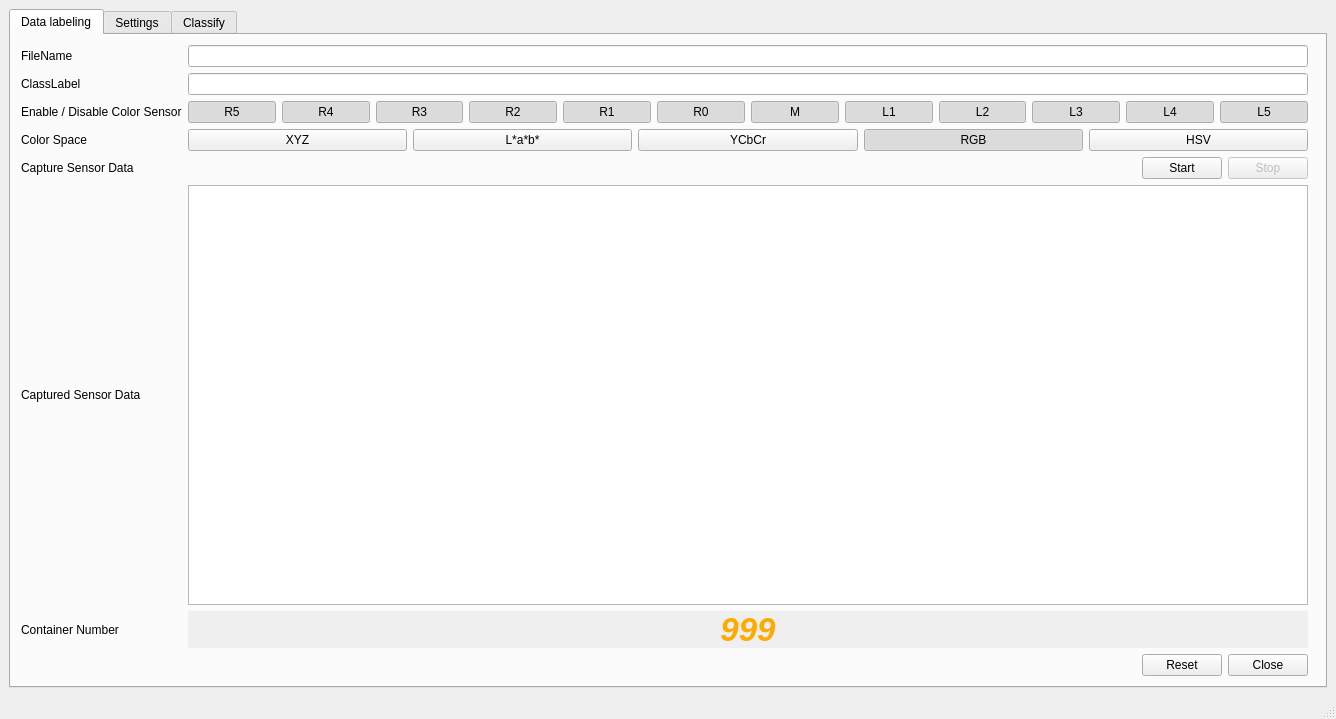
Qt form MLDataLabeler/Lable_Data_random_container.ui (herleraja/WiCoSens) before a commit.
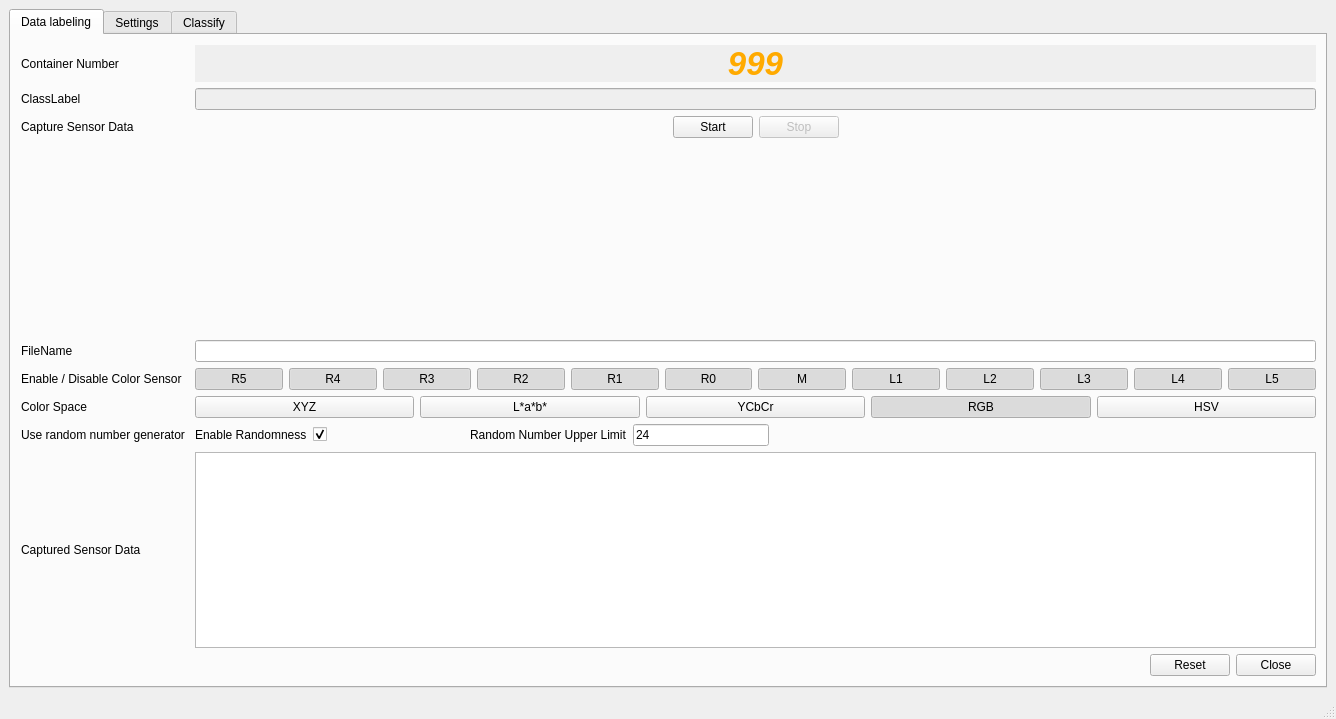
The same form after that commit. Icons and pictures are not drawn.

Commit message: Py Qt shortcut and randomness update

Patch:
```diff
--- a/MLDataLabeler/Lable_Data_random_container.ui
+++ b/MLDataLabeler/Lable_Data_random_container.ui
@@ -42,7 +42,7 @@
          <rect>
           <x>10</x>
           <y>10</y>
-          <width>1287</width>
+          <width>1295</width>
           <height>631</height>
          </rect>
         </property>
@@ -50,28 +50,14 @@
          <property name="sizeConstraint">
           <enum>QLayout::SetNoConstraint</enum>
          </property>
-         <item row="2" column="0">
+         <item row="7" column="0">
           <widget class="QLabel" name="sensorEnableDisableLabel">
            <property name="text">
             <string>Enable / Disable Color Sensor</string>
            </property>
           </widget>
          </item>
-         <item row="4" column="0">
-          <widget class="QLabel" name="captureLabel">
-           <property name="text">
-            <string>Capture Sensor Data</string>
-           </property>
-          </widget>
-         </item>
-         <item row="5" column="0">
-          <widget class="QLabel" name="sensorTextLabel">
-           <property name="text">
-            <string>Captured Sensor Data</string>
-           </property>
-          </widget>
-         </item>
-         <item row="2" column="1">
+         <item row="7" column="1">
           <layout class="QHBoxLayout" name="sensorButtonHorizontalLayout">
            <item>
             <widget class="QPushButton" name="colSensorButton1">
@@ -234,58 +220,7 @@
            </item>
           </layout>
          </item>
-         <item row="0" column="1">
-          <widget class="QLineEdit" name="fileNameLineEdit"/>
-         </item>
-         <item row="5" column="1">
-          <widget class="QTextEdit" name="sensorTextEdit">
-           <property name="undoRedoEnabled">
-            <bool>false</bool>
-           </property>
-           <property name="readOnly">
-            <bool>true</bool>
-           </property>
-          </widget>
-         </item>
-         <item row="9" column="1">
-          <layout class="QHBoxLayout" name="closeResetHLayout">
-           <item>
-            <spacer name="horizontalSpacer">
-             <property name="orientation">
-              <enum>Qt::Horizontal</enum>
-             </property>
-             <property name="sizeHint" stdset="0">
-              <size>
-               <width>40</width>
-               <height>20</height>
-              </size>
-             </property>
-            </spacer>
-           </item>
-           <item>
-            <widget class="QPushButton" name="resetBtn">
-             <property name="text">
-              <string>Reset</string>
-             </property>
-            </widget>
-           </item>
-           <item>
-            <widget class="QPushButton" name="closeBtn">
-             <property name="text">
-              <string>Close</string>
-             </property>
-            </widget>
-           </item>
-          </layout>
-         </item>
-         <item row="3" column="0">
-          <widget class="QLabel" name="colorSpaceLabel">
-           <property name="text">
-            <string>Color Space</string>
-           </property>
-          </widget>
-         </item>
-         <item row="3" column="1">
+         <item row="8" column="1">
           <layout class="QHBoxLayout" name="colorSpaceButtonsHorizontalLayout">
            <item>
             <widget class="QPushButton" name="colorSpaceXYZButton">
@@ -360,17 +295,72 @@
            </item>
           </layout>
          </item>
-         <item row="0" column="0">
-          <widget class="QLabel" name="fileNameLabel">
+         <item row="10" column="1">
+          <widget class="QTextEdit" name="sensorTextEdit">
+           <property name="undoRedoEnabled">
+            <bool>false</bool>
+           </property>
+           <property name="readOnly">
+            <bool>true</bool>
+           </property>
+          </widget>
+         </item>
+         <item row="10" column="0">
+          <widget class="QLabel" name="sensorTextLabel">
            <property name="text">
-            <string>FileName</string>
+            <string>Captured Sensor Data</string>
            </property>
           </widget>
          </item>
-         <item row="1" column="1">
+         <item row="14" column="1">
+          <layout class="QHBoxLayout" name="closeResetHLayout">
+           <item>
+            <spacer name="horizontalSpacer">
+             <property name="orientation">
+              <enum>Qt::Horizontal</enum>
+             </property>
+             <property name="sizeHint" stdset="0">
+              <size>
+               <width>40</width>
+               <height>20</height>
+              </size>
+             </property>
+            </spacer>
+           </item>
+           <item>
+            <widget class="QPushButton" name="resetBtn">
+             <property name="text">
+              <string>Reset</string>
+             </property>
+            </widget>
+           </item>
+           <item>
+            <widget class="QPushButton" name="closeBtn">
+             <property name="text">
+              <string>Close</string>
+             </property>
+            </widget>
+           </item>
+          </layout>
+         </item>
+         <item row="8" column="0">
+          <widget class="QLabel" name="colorSpaceLabel">
+           <property name="text">
+            <string>Color Space</string>
+           </property>
+          </widget>
+         </item>
+         <item row="2" column="1">
           <widget class="QLineEdit" name="classLabelLineEdit">
            <property name="enabled">
-            <bool>true</bool>
+            <bool>false</bool>
+           </property>
+          </widget>
+         </item>
+         <item row="2" column="0">
+          <widget class="QLabel" name="classLabelLabel">
+           <property name="text">
+            <string>ClassLabel</string>
            </property>
           </widget>
          </item>
@@ -415,23 +405,29 @@
              </property>
             </widget>
            </item>
+           <item>
+            <spacer name="horizontalSpacer_5">
+             <property name="orientation">
+              <enum>Qt::Horizontal</enum>
+             </property>
+             <property name="sizeHint" stdset="0">
+              <size>
+               <width>40</width>
+               <height>20</height>
+              </size>
+             </property>
+            </spacer>
+           </item>
           </layout>
          </item>
-         <item row="1" column="0">
-          <widget class="QLabel" name="classLabelLabel">
-           <property name="text">
-            <string>ClassLabel</string>
-           </property>
-          </widget>
-         </item>
          <item row="6" column="0">
-          <widget class="QLabel" name="containerNumberLabel">
+          <widget class="QLabel" name="fileNameLabel">
            <property name="text">
-            <string>Container Number</string>
+            <string>FileName</string>
            </property>
           </widget>
          </item>
-         <item row="6" column="1">
+         <item row="1" column="1">
           <widget class="QLabel" name="containerNumberLabelValueDisplay">
            <property name="enabled">
             <bool>true</bool>
@@ -495,6 +491,143 @@
            </property>
           </widget>
          </item>
+         <item row="1" column="0">
+          <widget class="QLabel" name="containerNumberLabel">
+           <property name="text">
+            <string>Container Number</string>
+           </property>
+          </widget>
+         </item>
+         <item row="6" column="1">
+          <widget class="QLineEdit" name="fileNameLineEdit"/>
+         </item>
+         <item row="4" column="0">
+          <widget class="QLabel" name="captureLabel">
+           <property name="text">
+            <string>Capture Sensor Data</string>
+           </property>
+          </widget>
+         </item>
+         <item row="5" column="1">
+          <spacer name="verticalSpacer">
+           <property name="orientation">
+            <enum>Qt::Vertical</enum>
+           </property>
+           <property name="sizeHint" stdset="0">
+            <size>
+             <width>20</width>
+             <height>40</height>
+            </size>
+           </property>
+          </spacer>
+         </item>
+         <item row="9" column="0">
+          <widget class="QLabel" name="randomNumberLabel">
+           <property name="text">
+            <string>Use random number generator </string>
+           </property>
+          </widget>
+         </item>
+         <item row="9" column="1">
+          <layout class="QHBoxLayout" name="randomNumberHorizontalLayout">
+           <item>
+            <widget class="QLabel" name="ranodmNumberEnableLabel">
+             <property name="text">
+              <string>Enable Randomness</string>
+             </property>
+            </widget>
+           </item>
+           <item>
+            <widget class="QCheckBox" name="randomNumberCheckBox">
+             <property name="text">
+              <string/>
+             </property>
+             <property name="checked">
+              <bool>true</bool>
+             </property>
+            </widget>
+           </item>
+           <item>
+            <spacer name="horizontalSpacer_7">
+             <property name="orientation">
+              <enum>Qt::Horizontal</enum>
+             </property>
+             <property name="sizeHint" stdset="0">
+              <size>
+               <width>40</width>
+               <height>20</height>
+              </size>
+             </property>
+            </spacer>
+           </item>
+           <item>
+            <widget class="QLabel" name="randomNumberUpperLimitLabel">
+             <property name="text">
+              <string>Random Number Upper Limit</string>
+             </property>
+            </widget>
+           </item>
+           <item>
+            <widget class="QLineEdit" name="randomNumberUpperLimitLineEdit">
+             <property name="text">
+              <string>24</string>
+             </property>
+            </widget>
+           </item>
+           <item>
+            <spacer name="horizontalSpacer_6">
+             <property name="orientation">
+              <enum>Qt::Horizontal</enum>
+             </property>
+             <property name="sizeHint" stdset="0">
+              <size>
+               <width>40</width>
+               <height>20</height>
+              </size>
+             </property>
+            </spacer>
+           </item>
+           <item>
+            <spacer name="horizontalSpacer_10">
+             <property name="orientation">
+              <enum>Qt::Horizontal</enum>
+             </property>
+             <property name="sizeHint" stdset="0">
+              <size>
+               <width>40</width>
+               <height>20</height>
+              </size>
+             </property>
+            </spacer>
+           </item>
+           <item>
+            <spacer name="horizontalSpacer_9">
+             <property name="orientation">
+              <enum>Qt::Horizontal</enum>
+             </property>
+             <property name="sizeHint" stdset="0">
+              <size>
+               <width>40</width>
+               <height>20</height>
+              </size>
+             </property>
+            </spacer>
+           </item>
+           <item>
+            <spacer name="horizontalSpacer_8">
+             <property name="orientation">
+              <enum>Qt::Horizontal</enum>
+             </property>
+             <property name="sizeHint" stdset="0">
+              <size>
+               <width>40</width>
+               <height>20</height>
+              </size>
+             </property>
+            </spacer>
+           </item>
+          </layout>
+         </item>
         </layout>
        </widget>
       </widget>
```
The commit also changes 2 other files.
